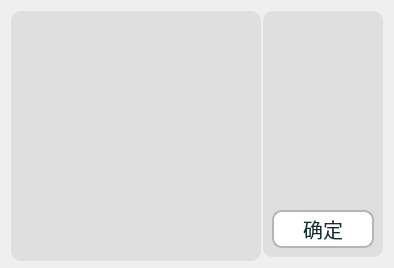
Before: the Qt Designer form ui/SerialChoose.ui in XBJF-X/Xuan-s-UltilityAutoNaruto, drawn with Qt 5.
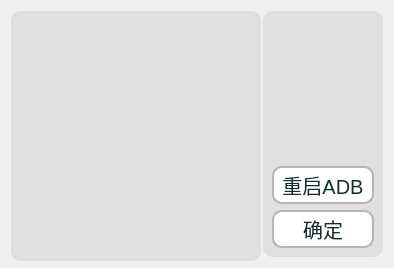
After: the same form once the commit is applied.

Commit message: feat: 新增串口选择界面重启adb按钮

Diff of the .ui file:
```diff
--- a/ui/SerialChoose.ui
+++ b/ui/SerialChoose.ui
@@ -77,6 +77,49 @@
 QLabel{color:#0f322f;}</string>
      </property>
      <layout class="QVBoxLayout" name="verticalLayout">
+      <item>
+       <spacer name="verticalSpacer">
+        <property name="orientation">
+         <enum>Qt::Orientation::Vertical</enum>
+        </property>
+        <property name="sizeHint" stdset="0">
+         <size>
+          <width>20</width>
+          <height>40</height>
+         </size>
+        </property>
+       </spacer>
+      </item>
+      <item alignment="Qt::AlignmentFlag::AlignBottom">
+       <widget class="QPushButton" name="kill_and_restart_adb">
+        <property name="toolTip">
+         <string>当串口列表为空的时候使用</string>
+        </property>
+        <property name="styleSheet">
+         <string notr="true">QPushButton{
+border: 2px solid #b5b5b5;  /* 2px宽的深灰色实线边框 */
+background-color: rgb(255, 255, 255);
+border-radius:10px;
+outline:none;
+color:#0f322f;
+padding-top:2px;
+padding-bottom:2px;
+}
+QPushButton::hover {
+border: 2px solid #39C5BB;  /* 2px宽的深灰色实线边框 */
+background-color: rgb(255, 255, 255);
+border-radius:10px;
+outline:none;
+padding-top:2px;
+color:#39C5BB;
+padding-bottom:2px;
+}</string>
+        </property>
+        <property name="text">
+         <string>重启ADB</string>
+        </property>
+       </widget>
+      </item>
       <item alignment="Qt::AlignmentFlag::AlignBottom">
        <widget class="QPushButton" name="ok">
         <property name="styleSheet">
```
The commit also changes 4 other files.
